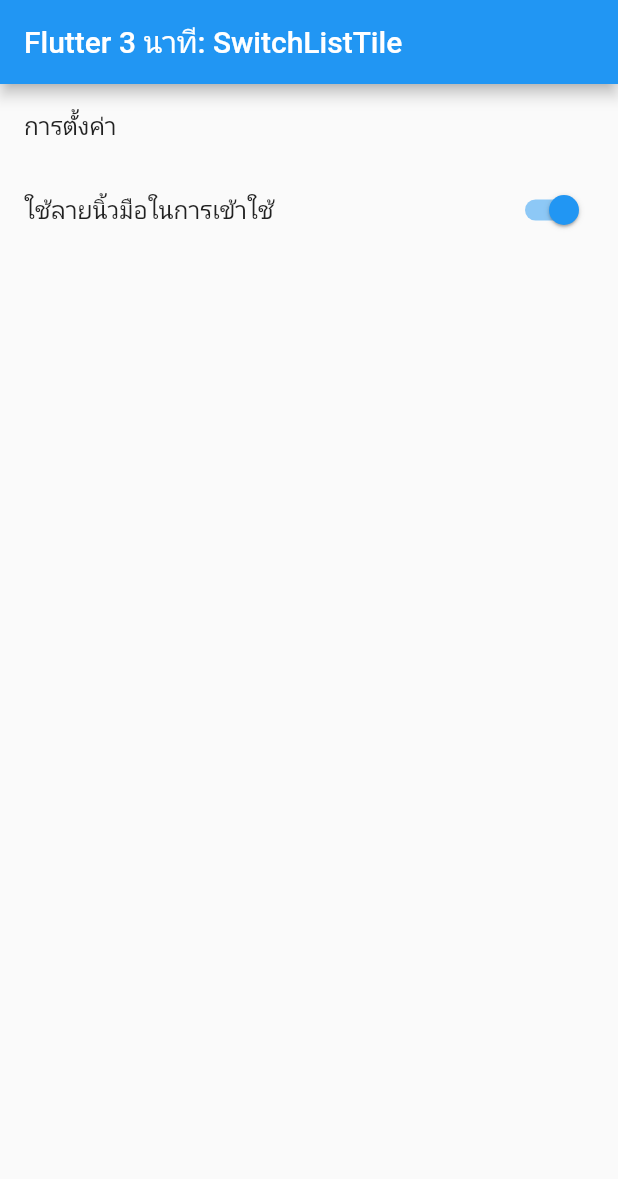
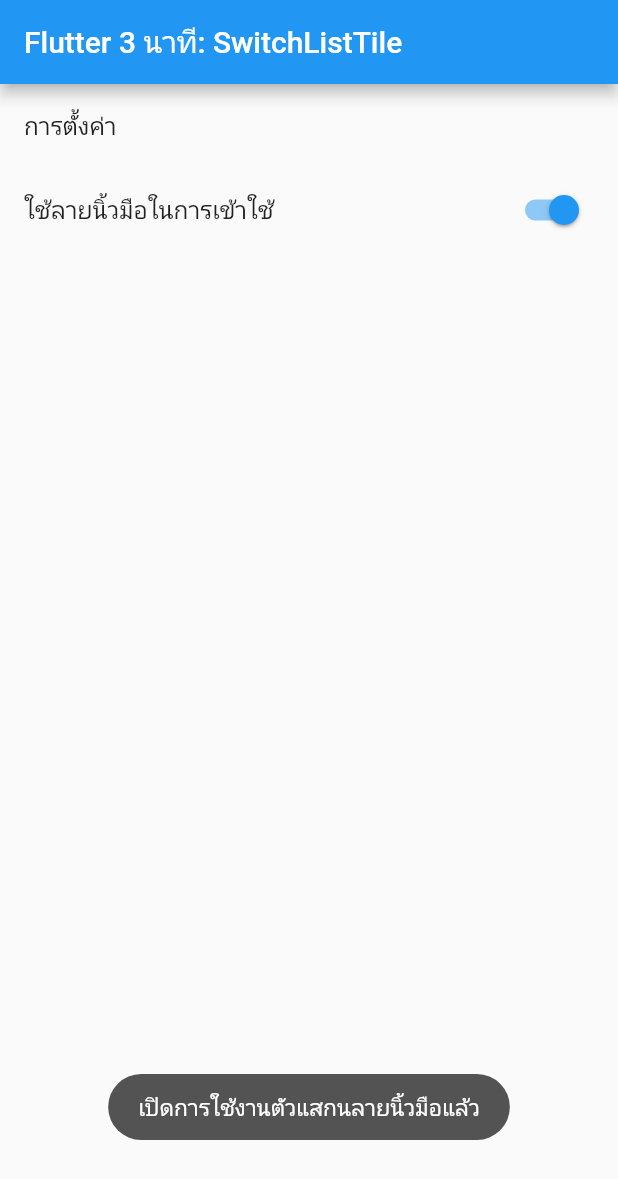
Before and after one commit to teerasej/nextflow_flutter_widget_switchlisttile, a Flutter app: the screen it shows after launch, after a tap on "ใช้ลายนิ้วมือในการเข้าใช้", on a phone screen of 412 x 824 dp. Shown: the top 1179 px of the screen. Run offline on Flutter 3.47's test engine with Material 2 defaults, Android fonts, the phone set to English and light mode, and no system bars; our stand-ins replace toast.

Commit message:
show toast according to switch value

```diff
--- a/lib/main.dart
+++ b/lib/main.dart
@@ -1,4 +1,5 @@
 import 'package:flutter/material.dart';
+import 'package:toast/toast.dart';
 
 void main() {
   runApp(MyApp());
@@ -48,6 +49,9 @@ class _MyHomePageState extends State<MyHomePage> {
               setState(() {
                 _enableFingerPrint = value;
 
+                if (_enableFingerPrint) {
+                  Toast.show("เปิดการใช้งานตัวแสกนลายนิ้วมือแล้ว", context);
+                }
               });
             },
           )
```
